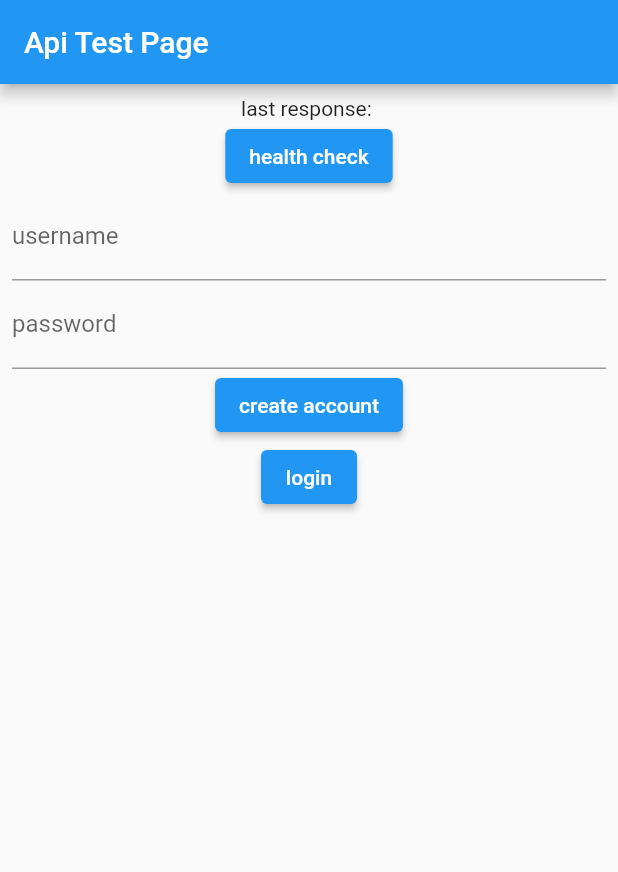
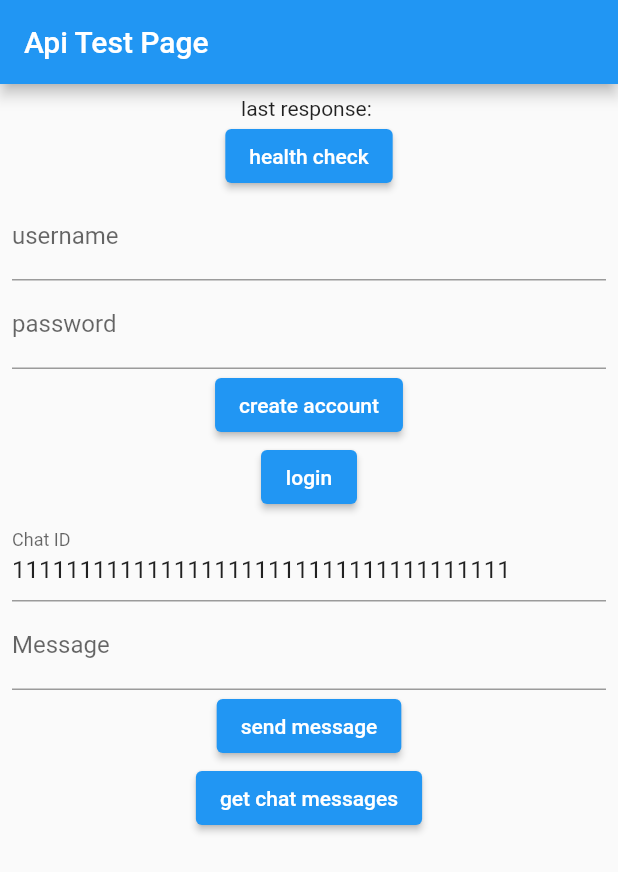
Before and after one commit to Louie-KC/chat, a Flutter app: the screen it shows after launch, on a phone screen of 412 x 824 dp. Shown: the top 872 px of the screen. Run offline on Flutter 3.47's test engine with Material 2 defaults, Android fonts, the phone set to English and light mode, and no system bars.

Commit message:
Create message model. Send message to chat. Get messages from chat

```diff
--- a/chat_app/lib/api_test/api_test_view.dart
+++ b/chat_app/lib/api_test/api_test_view.dart
@@ -14,8 +14,12 @@ class _ApiTestView extends State<ApiTestView> {
 
   ChatApi api = ChatApi();
 
+  final String _testChatID = "1111111111111111111111111111111111111";
+
   final _usernameController = TextEditingController();
   final _passwordController = TextEditingController();
+  final _chatIDController = TextEditingController();
+  final _messageTextController = TextEditingController();
 
   void healthCheck() async {
     lastResponse = await api.healthCheck();
@@ -34,6 +38,17 @@ class _ApiTestView extends State<ApiTestView> {
     debugPrint(lastResponse);
     setState(() {});
     debugPrint("API has token: ${api.hasToken()}");
+  }
+
+  void sendMessage(String chatID, String message) async {
+    lastResponse = await api.sendMessage(chatID, message);
+    setState(() {});
+  }
+
+  void getChatMessages(String chatID) async {
+    await api.getChatMessages(
+        chatID, DateTime.now().subtract(const Duration(days: 365)));
+    setState(() {});
   }
 
   TextField _textField(
@@ -58,6 +73,8 @@ class _ApiTestView extends State<ApiTestView> {
 
   @override
   Scaffold build(BuildContext context) {
+    _chatIDController.text = _testChatID;
+
     return Scaffold(
       appBar: AppBar(
         title: const Text("Api Test Page"),
@@ -90,6 +107,19 @@ class _ApiTestView extends State<ApiTestView> {
                   _passwordController.text,
                 ),
               ),
+              _textField("Chat ID", false, _chatIDController),
+              _textField("Message", false, _messageTextController),
+              _button(
+                "send message",
+                () => sendMessage(
+                  _chatIDController.text,
+                  _messageTextController.text,
+                ),
+              ),
+              _button(
+                "get chat messages",
+                () => getChatMessages(_chatIDController.text),
+              ),
             ],
           ),
         ),
--- /dev/null
+++ b/chat_app/lib/models/message.dart
@@ -0,0 +1,28 @@
+import 'dart:core';
+
+class Message {
+  late String _id;
+  late String _senderID;
+  late String _chatID;
+  late String _content;
+  late DateTime _timeSent;
+
+  Message.fromJson(Map<String, dynamic> json) {
+    _id = json["id"];
+    _senderID = json["sender_id"];
+    _chatID = json["chat_id"];
+    _content = json["content"];
+    _timeSent = DateTime.parse(json["time_sent"]);
+  }
+
+  String getID() => _id;
+  String getSenderID() => _senderID;
+  String getChatId() => _chatID;
+  String getContent() => _content;
+  DateTime getTimeSent() => _timeSent;
+
+  @override
+  String toString() {
+    return "ID: $_id\nSender: $_senderID\nChat: $_chatID\nContent: $_content\nTime: $_timeSent\n";
+  }
+}
--- a/chat_app/lib/service/chat_api_service.dart
+++ b/chat_app/lib/service/chat_api_service.dart
@@ -3,10 +3,16 @@ import 'dart:convert';
 import 'package:http/http.dart' as http;
 import 'package:flutter/material.dart';
 
+import '../models/message.dart';
+
 class ChatApi {
   static final ChatApi _instance = ChatApi._();
   static const String _baseUrl = "http://192.168.1.8:8080/api";
   static final _jsonHeader = {"Content-Type": "application/json"};
+  static final _tokenJsonHeader = {
+    "Authorization": "",
+    "Content-Type": "application/json"
+  };
   String _token = "";
 
   ChatApi._();
@@ -63,7 +69,51 @@ class ChatApi {
     }
   }
 
-  // TODO: post /message
+  Future<String> sendMessage(String chatID, String messageContent) async {
+    debugPrint("sendMessage called");
+
+    final Uri url = Uri.parse("$_baseUrl/message/$chatID");
+    _tokenJsonHeader["Authorization"] = "Bearer $_token";
+    Map<String, String> body = {"content": messageContent};
+    final response =
+        await http.post(url, headers: _tokenJsonHeader, body: jsonEncode(body));
+
+    if (response.statusCode == 200) {
+      debugPrint("sendMessage success");
+      return "Success";
+    } else {
+      return jsonDecode(response.body)["status"];
+    }
+  }
+
+  Future<List<Message>> getChatMessages(String chatID, DateTime since) async {
+    debugPrint("getMessages called");
+
+    final Uri url = Uri.parse("$_baseUrl/message/$chatID");
+    _tokenJsonHeader["Authorization"] = "Bearer $_token";
+    Map<String, String> body = {
+      "from_time": "${since.toIso8601String().split(".")[0]}Z"
+    };
+    var request = http.Request("GET", url);
+    request.headers.addAll(_tokenJsonHeader);
+    request.body = jsonEncode(body);
+    final response = await request.send();
+
+    if (response.statusCode == 200) {
+      debugPrint("getChatMessages Success");
+      Iterable messages = json.decode(await response.stream.bytesToString());
+      List<Message> result =
+          List.from(messages.map((msg) => Message.fromJson(msg)));
+      for (var msg in result) {
+        debugPrint("$msg");
+      }
+      return result;
+    } else {
+      debugPrint("getChatMessages failed");
+      debugPrint("${response.statusCode}");
+      return List.empty(growable: false);
+    }
+  }
+
   // TODO: get /message
-  // TODO: get /conversation
 }
```
